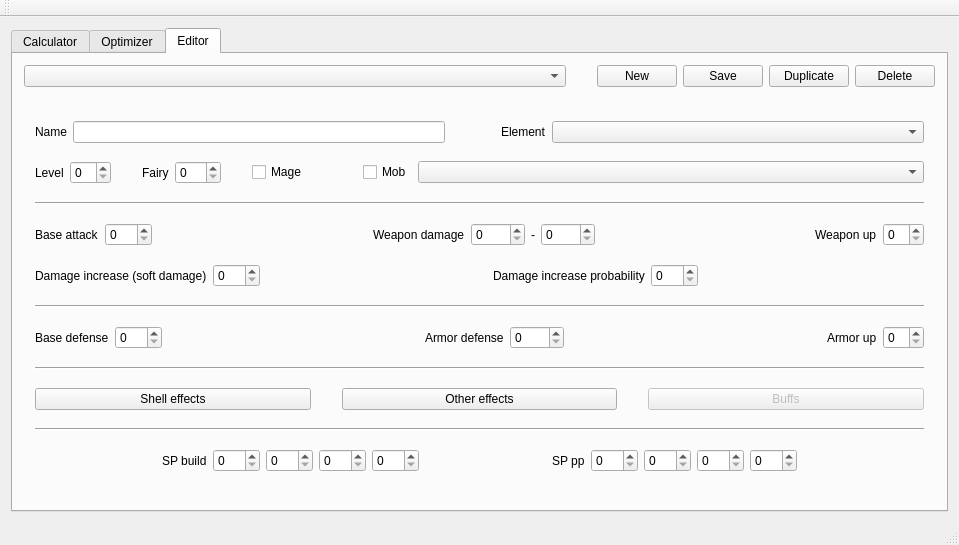
Old version of the form gui/main_window.ui in the repository Gilgames000/nos-damage.
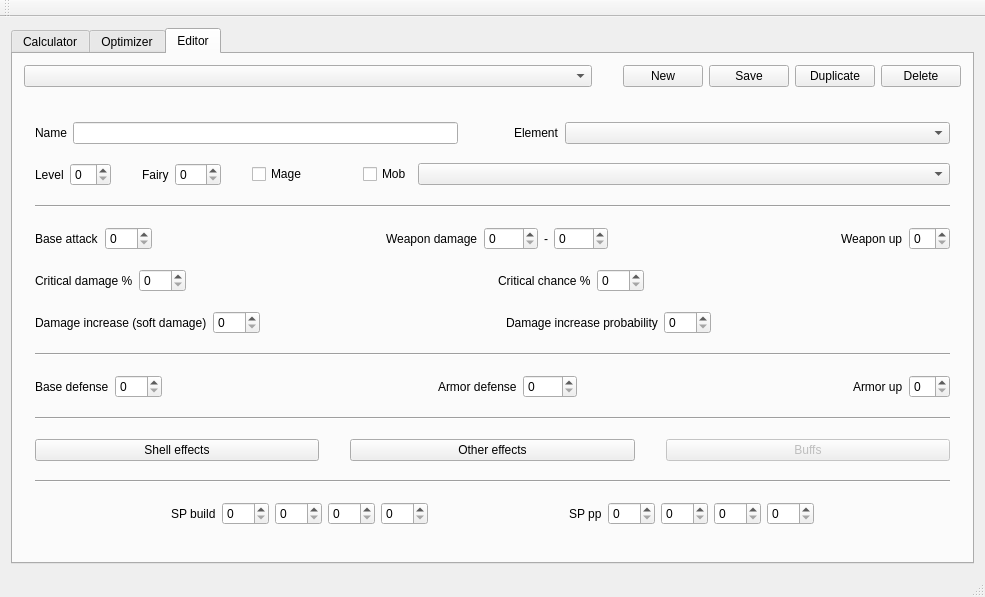
New version of the form.

Commit message: Add is_mob listeners

What changed in the file:
```diff
--- a/gui/main_window.ui
+++ b/gui/main_window.ui
@@ -6,8 +6,8 @@
    <rect>
     <x>0</x>
     <y>0</y>
-    <width>959</width>
-    <height>545</height>
+    <width>985</width>
+    <height>597</height>
    </rect>
   </property>
   <property name="windowTitle">
@@ -1498,6 +1498,94 @@
                 </item>
                </layout>
               </item>
+              <item>
+               <layout class="QHBoxLayout" name="horizontalLayout_25">
+                <item>
+                 <widget class="QLabel" name="label_48">
+                  <property name="sizePolicy">
+                   <sizepolicy hsizetype="Maximum" vsizetype="Preferred">
+                    <horstretch>0</horstretch>
+                    <verstretch>0</verstretch>
+                   </sizepolicy>
+                  </property>
+                  <property name="text">
+                   <string>Critical damage %</string>
+                  </property>
+                 </widget>
+                </item>
+                <item>
+                 <widget class="QSpinBox" name="sb_dmg_increase_2">
+                  <property name="sizePolicy">
+                   <sizepolicy hsizetype="Maximum" vsizetype="Fixed">
+                    <horstretch>0</horstretch>
+                    <verstretch>0</verstretch>
+                   </sizepolicy>
+                  </property>
+                  <property name="maximum">
+                   <number>200</number>
+                  </property>
+                 </widget>
+                </item>
+                <item>
+                 <spacer name="horizontalSpacer_62">
+                  <property name="orientation">
+                   <enum>Qt::Horizontal</enum>
+                  </property>
+                  <property name="sizeType">
+                   <enum>QSizePolicy::MinimumExpanding</enum>
+                  </property>
+                  <property name="sizeHint" stdset="0">
+                   <size>
+                    <width>20</width>
+                    <height>20</height>
+                   </size>
+                  </property>
+                 </spacer>
+                </item>
+                <item>
+                 <widget class="QLabel" name="label_51">
+                  <property name="sizePolicy">
+                   <sizepolicy hsizetype="Maximum" vsizetype="Preferred">
+                    <horstretch>0</horstretch>
+                    <verstretch>0</verstretch>
+                   </sizepolicy>
+                  </property>
+                  <property name="text">
+                   <string>Critical chance %</string>
+                  </property>
+                 </widget>
+                </item>
+                <item>
+                 <widget class="QSpinBox" name="sb_dmg_increase_prob_2">
+                  <property name="sizePolicy">
+                   <sizepolicy hsizetype="Maximum" vsizetype="Fixed">
+                    <horstretch>0</horstretch>
+                    <verstretch>0</verstretch>
+                   </sizepolicy>
+                  </property>
+                  <property name="maximum">
+                   <number>100</number>
+                  </property>
+                 </widget>
+                </item>
+                <item>
+                 <spacer name="horizontalSpacer_63">
+                  <property name="orientation">
+                   <enum>Qt::Horizontal</enum>
+                  </property>
+                  <property name="sizeType">
+                   <enum>QSizePolicy::MinimumExpanding</enum>
+                  </property>
+                  <property name="sizeHint" stdset="0">
+                   <size>
+                    <width>35</width>
+                    <height>20</height>
+                   </size>
+                  </property>
+                 </spacer>
+                </item>
+               </layout>
+              </item>
               <item>
                <layout class="QHBoxLayout" name="horizontalLayout_2">
                 <item>
```
Left out of the diff: 110 changed lines with no effect on the pictures. The commit also changes 2 other files.
